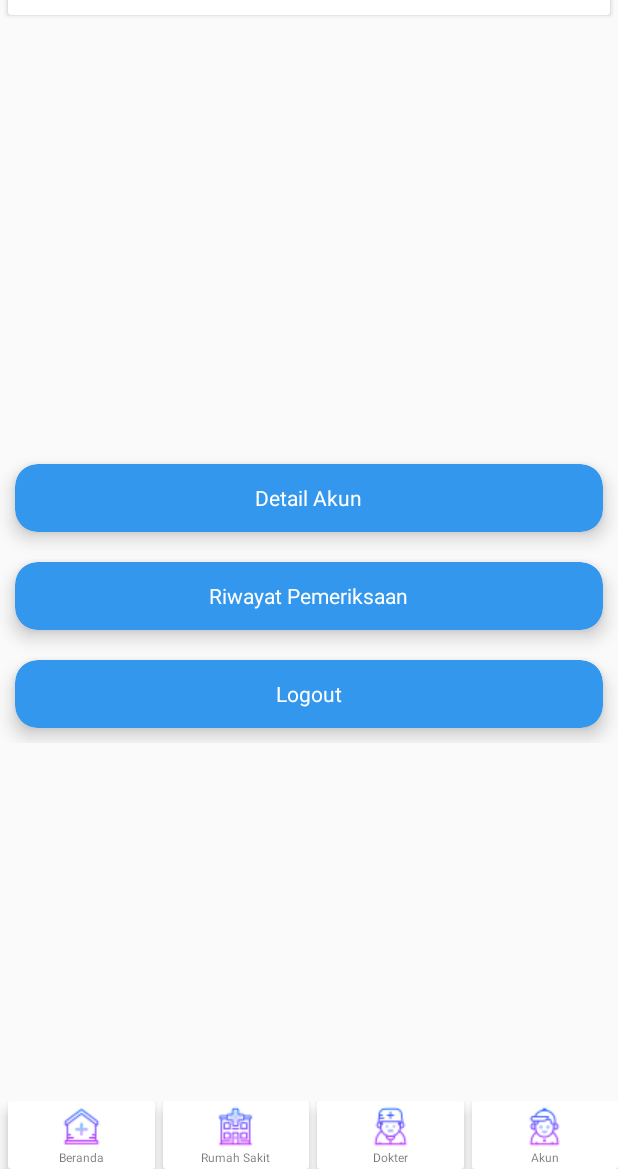
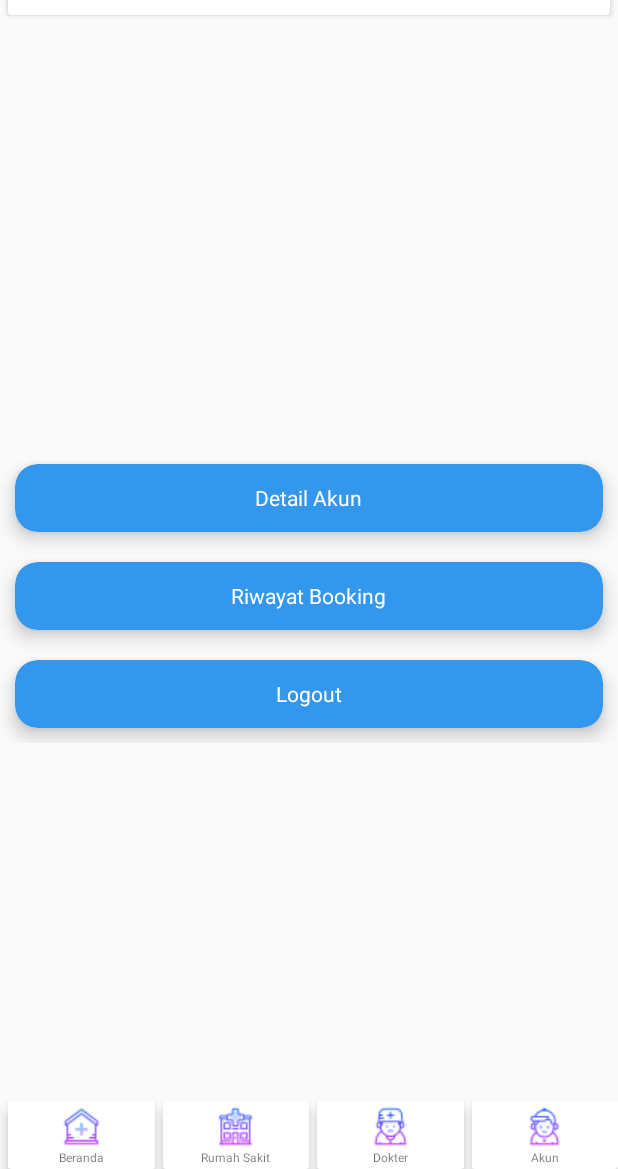
Before and after one commit to rhermawan56/Klinik, an Android app: the InfoAkunActivity screen opened directly, with no data from a screen before it, on a phone screen of 412 x 824 dp, the part 67-1236 px from its top. Run offline under Robolectric (Android 15) with nearby library versions, the phone set to English and light mode, and no system bars; libraries missing offline, so code that uses them is left out: com.readystatesoftware.sqliteasset; Roboto replaces fonts that are not available here.

Commit message:
update layout

```diff
--- a/app/src/main/res/layout/activity_info_akun.xml
+++ b/app/src/main/res/layout/activity_info_akun.xml
@@ -96,7 +96,7 @@
                     <TextView
                         android:layout_width="wrap_content"
                         android:layout_height="wrap_content"
-                        android:text="Riwayat Pemeriksaan"
+                        android:text="Riwayat Booking"
                         android:textColor="@color/textwhite"
                         android:layout_gravity="center"/>
                 </android.support.v7.widget.CardView>
```
